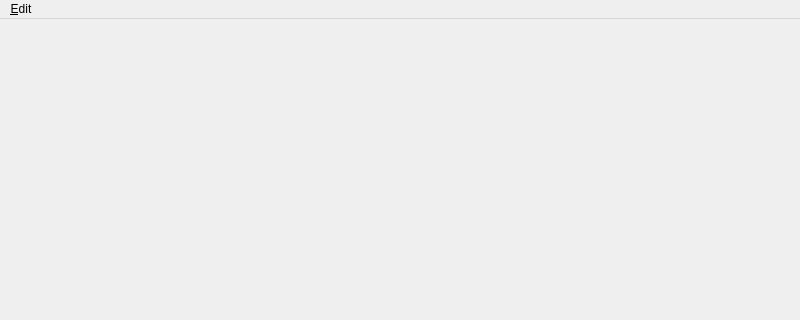
The window that UI/glitch-separated-diagram-window.ui (textbrowser/glitch) describes before a commit, drawn with Qt 5; both pictures show x 0 to 800 and y 0 to 320 of the 800 by 600 pixel window.
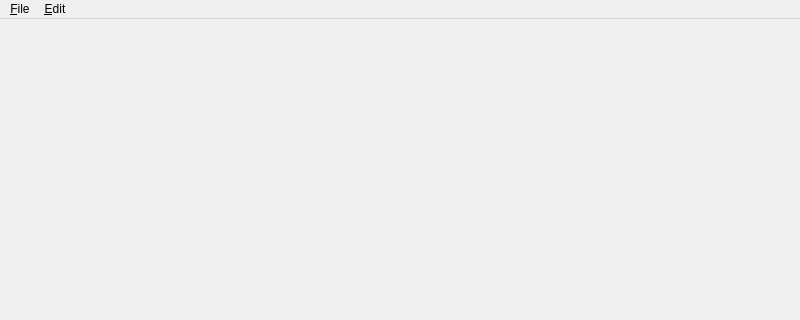
The same window after the commit. Icons and pictures are not drawn.

Patch:
```diff
--- a/UI/glitch-separated-diagram-window.ui
+++ b/UI/glitch-separated-diagram-window.ui
@@ -43,6 +43,13 @@
     <addaction name="action_Delete"/>
     <addaction name="action_Select_All"/>
    </widget>
+   <widget class="QMenu" name="menu_File">
+    <property name="title">
+     <string>&amp;File</string>
+    </property>
+    <addaction name="action_Close"/>
+   </widget>
+   <addaction name="menu_File"/>
    <addaction name="menu_Edit"/>
   </widget>
   <action name="action_Undo">
```
Left out of the diff: 8 changed lines with no effect on the pictures.
